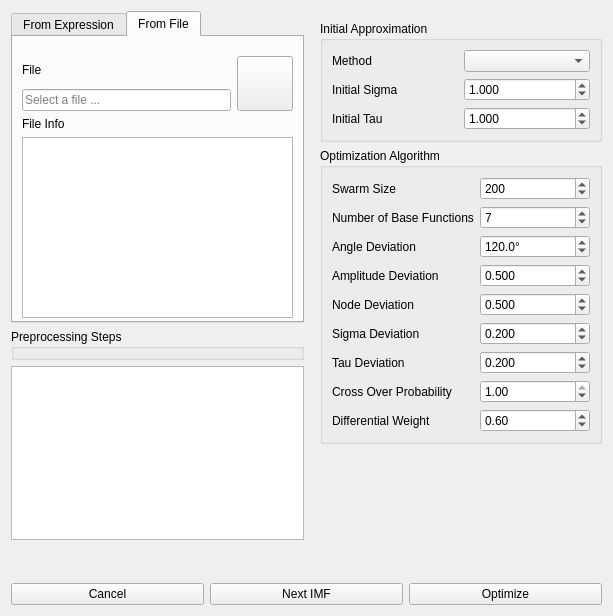
Before: the Qt Designer form gui_main_window.ui in ralphtandetzky/decompose_imf, drawn with Qt 5.
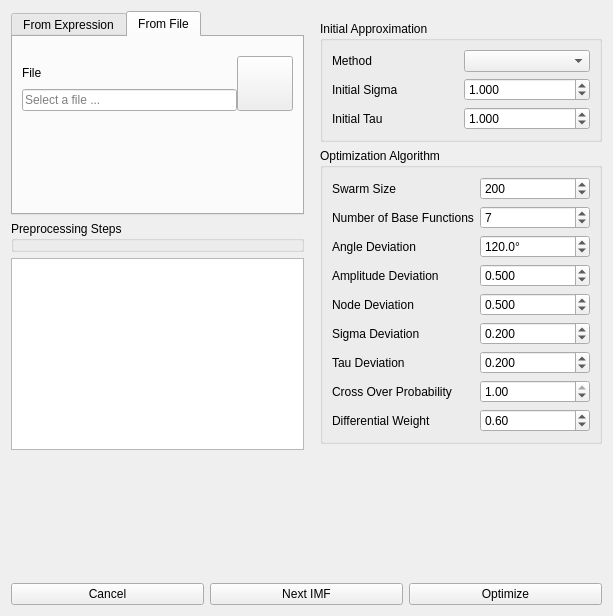
After: the same form once the commit is applied. The open tabs and pages were chosen to show the change. Icons and pictures are not drawn.

Commit message: Turned file info text browser into QLabel in order to save space in the gui.

The edit to the form file:
```diff
--- a/gui_main_window.ui
+++ b/gui_main_window.ui
@@ -24,15 +24,18 @@
        <item>
         <widget class="QTabWidget" name="samplesTabWidget">
          <property name="currentIndex">
-          <number>0</number>
+          <number>1</number>
          </property>
          <widget class="QWidget" name="fromExpressionTab">
           <attribute name="title">
            <string>From Expression</string>
           </attribute>
           <layout class="QVBoxLayout" name="verticalLayout_3">
+           <property name="spacing">
+            <number>0</number>
+           </property>
            <property name="bottomMargin">
-            <number>3</number>
+            <number>0</number>
            </property>
            <item>
             <widget class="QGroupBox" name="groupBox">
@@ -144,7 +147,7 @@
              <property name="sizeHint" stdset="0">
               <size>
                <width>20</width>
-               <height>5</height>
+               <height>15</height>
               </size>
              </property>
             </spacer>
@@ -156,8 +159,11 @@
            <string>From File</string>
           </attribute>
           <layout class="QVBoxLayout" name="verticalLayout_4">
+           <property name="spacing">
+            <number>0</number>
+           </property>
            <property name="bottomMargin">
-            <number>3</number>
+            <number>0</number>
            </property>
            <item>
             <layout class="QGridLayout" name="gridLayout_4">
@@ -204,18 +210,31 @@
             </layout>
            </item>
            <item>
-            <widget class="QLabel" name="label_18">
+            <spacer name="verticalSpacer_4">
+             <property name="orientation">
+              <enum>Qt::Vertical</enum>
+             </property>
+             <property name="sizeType">
+              <enum>QSizePolicy::Fixed</enum>
+             </property>
+             <property name="sizeHint" stdset="0">
+              <size>
+               <width>20</width>
+               <height>6</height>
+              </size>
+             </property>
+            </spacer>
+           </item>
+           <item>
+            <widget class="QLabel" name="fileInfoLabel">
              <property name="text">
-              <string>File Info</string>
+              <string/>
              </property>
-             <property name="buddy">
-              <cstring>fileInfoTextBrowser</cstring>
+             <property name="wordWrap">
+              <bool>false</bool>
              </property>
             </widget>
            </item>
-           <item>
-            <widget class="QTextBrowser" name="fileInfoTextBrowser"/>
-           </item>
            <item>
             <spacer name="verticalSpacer_7">
              <property name="orientation">
@@ -224,7 +243,7 @@
              <property name="sizeHint" stdset="0">
               <size>
                <width>20</width>
-               <height>5</height>
+               <height>9</height>
               </size>
              </property>
             </spacer>
@@ -238,7 +257,6 @@
          <property name="title">
           <string>Preprocessing Steps</string>
          </property>
-         <zorder>verticalLayoutWidget</zorder>
         </widget>
        </item>
        <item>
```
The commit also changes 1 other file.
